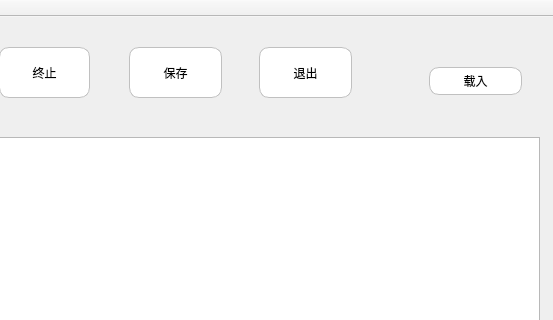
The window that mainwindow.ui (shinytang6/Sniffer) describes before a commit, drawn with Qt 5; both pictures show x 751 to 1304 and y 0 to 320 of the 1304 by 686 pixel window.
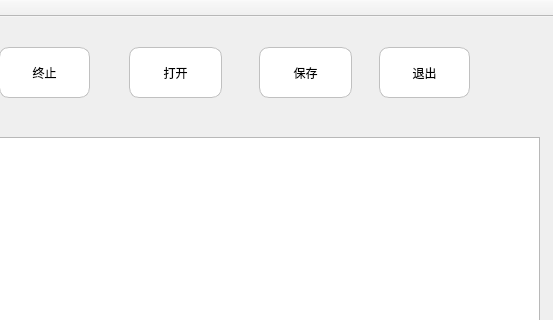
The same window after the commit. Icons and pictures are not drawn.

```diff
--- a/mainwindow.ui
+++ b/mainwindow.ui
@@ -212,7 +212,7 @@
      <string notr="true"/>
     </property>
     <property name="text">
-     <string>保存</string>
+     <string>打开</string>
     </property>
    </widget>
    <widget class="QTreeView" name="detailview">
@@ -260,20 +260,20 @@
      </rect>
     </property>
     <property name="text">
-     <string>退出</string>
+     <string>保存</string>
     </property>
    </widget>
    <widget class="QPushButton" name="loadFile">
     <property name="geometry">
      <rect>
-      <x>1180</x>
-      <y>50</y>
-      <width>93</width>
-      <height>28</height>
+      <x>1130</x>
+      <y>30</y>
+      <width>91</width>
+      <height>51</height>
      </rect>
     </property>
     <property name="text">
-     <string>载入</string>
+     <string>退出</string>
     </property>
    </widget>
   </widget>
```
